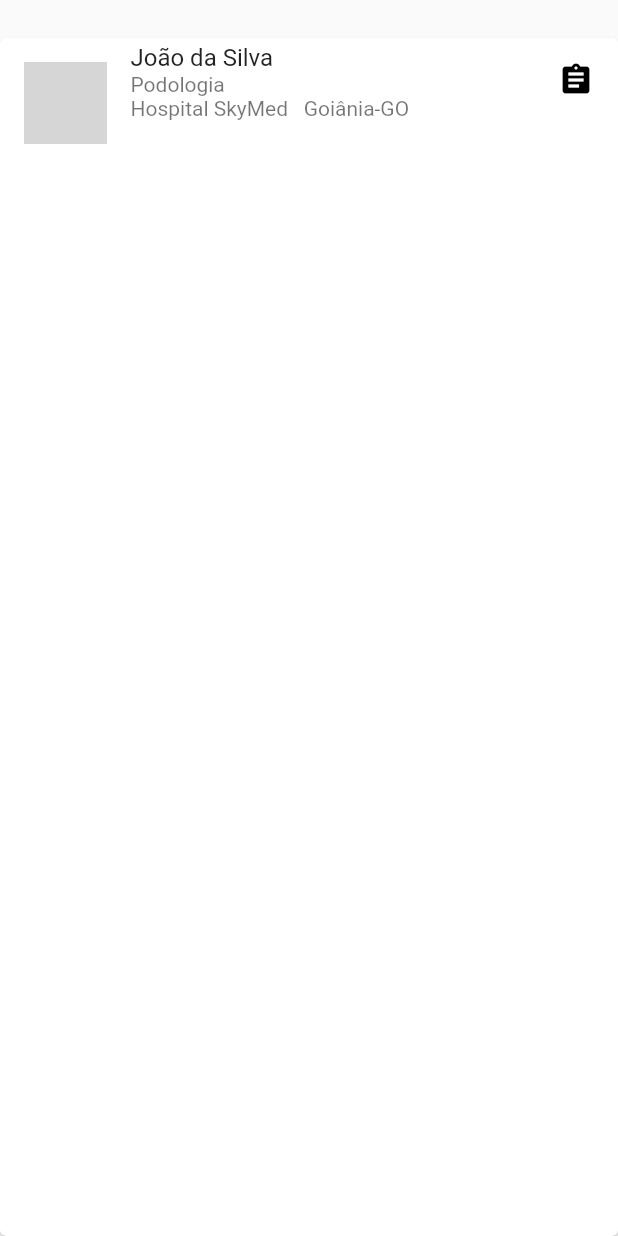
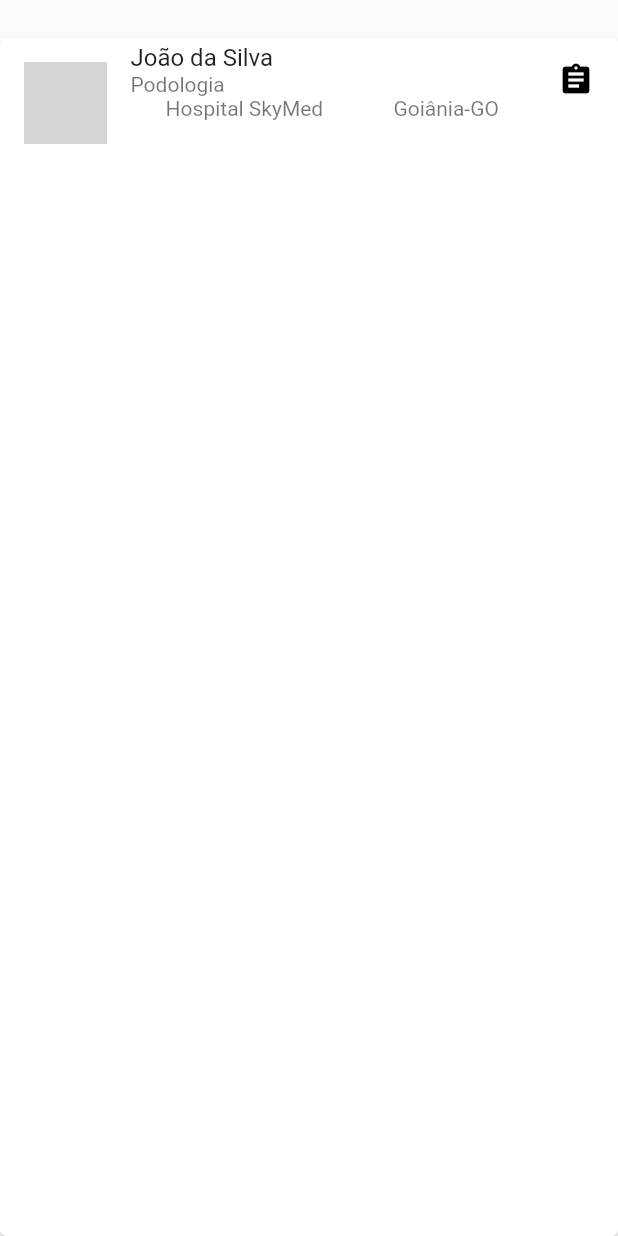
Before and after one commit to RaphaZ99/skymed-mobile, a Flutter app: the CardMedico widget shown alone on an empty page, opened directly, on a phone screen of 412 x 824 dp. Run offline on Flutter 3.47's test engine with Material 2 defaults, Android fonts, the phone set to English and light mode, and no system bars; grey boxes are pictures that could not be loaded.

Commit message:
Utiliza novo padrão de espaçamento dentro da row

```diff
--- a/lib/widgets/componentes/listagem/card-medico.dart
+++ b/lib/widgets/componentes/listagem/card-medico.dart
@@ -35,9 +35,9 @@ class CardMedico extends StatelessWidget {
           children: [
             Text(this.nomeEspecialidade),
             Row(
+              mainAxisAlignment: MainAxisAlignment.spaceAround,
               children: [
                 Text(this.nomeHospital),
-                Text('   '),
                 Text(this.nomeCidade),
               ],
             )
```
